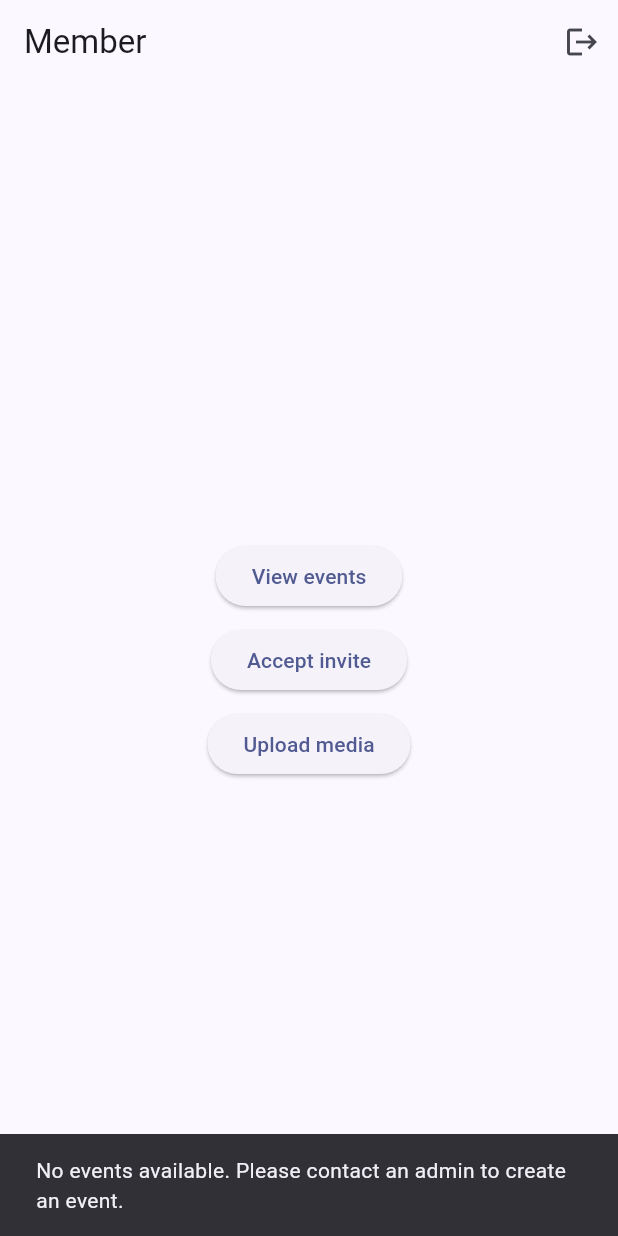
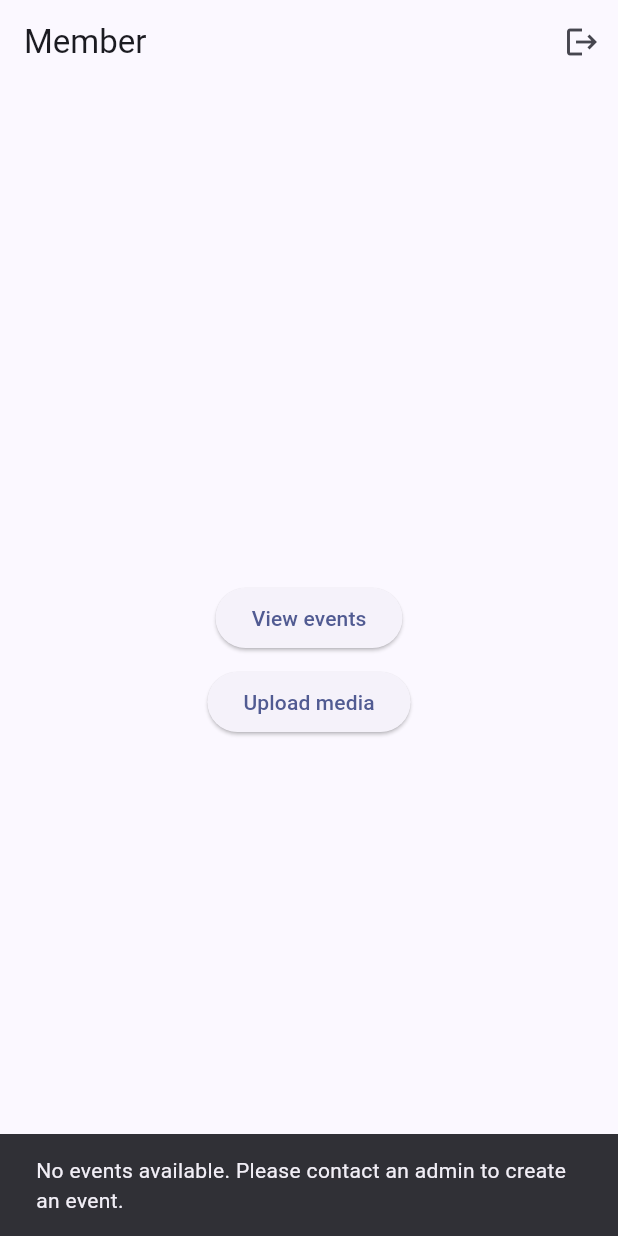
Before and after one commit to walquis/album-webapp, a Flutter app: the screen it shows once a user with an empty profile is signed in, after a tap on "Upload media", on a phone screen of 412 x 824 dp. Run offline on Flutter 3.47's test engine with Material 3 defaults, Android fonts, the phone set to English and light mode, and no system bars; our stand-ins replace cloud_firestore, file_picker, firebase_auth, firebase_core, firebase_storage, flutter_dotenv; missing offline and left inert: dart:html; accounts and stored records are empty.

Commit message:
The logged-in Member panel doesn't need to show "Accept Invite".

```diff
--- a/lib/src/app.dart
+++ b/lib/src/app.dart
@@ -473,16 +473,6 @@ class MemberHome extends StatelessWidget {
             ),
             const SizedBox(height: 8),
             ElevatedButton(
-              onPressed:
-                  () => Navigator.of(context).push(
-                    MaterialPageRoute(
-                      builder: (_) => const MemberAcceptInviteScreen(),
-                    ),
-                  ),
-              child: const Text('Accept invite'),
-            ),
-            const SizedBox(height: 8),
-            ElevatedButton(
               onPressed: () => _showEventSelector(context),
               child: const Text('Upload media'),
             ),
```
